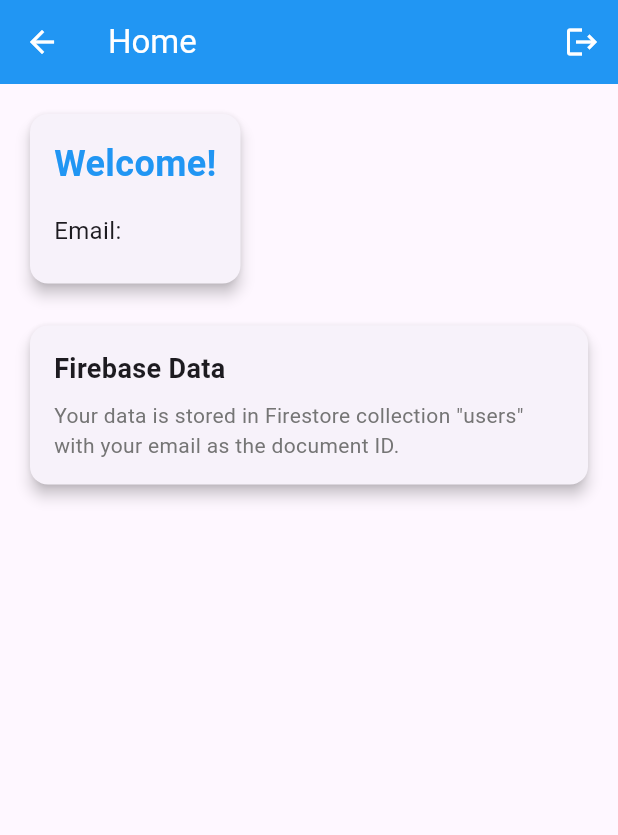
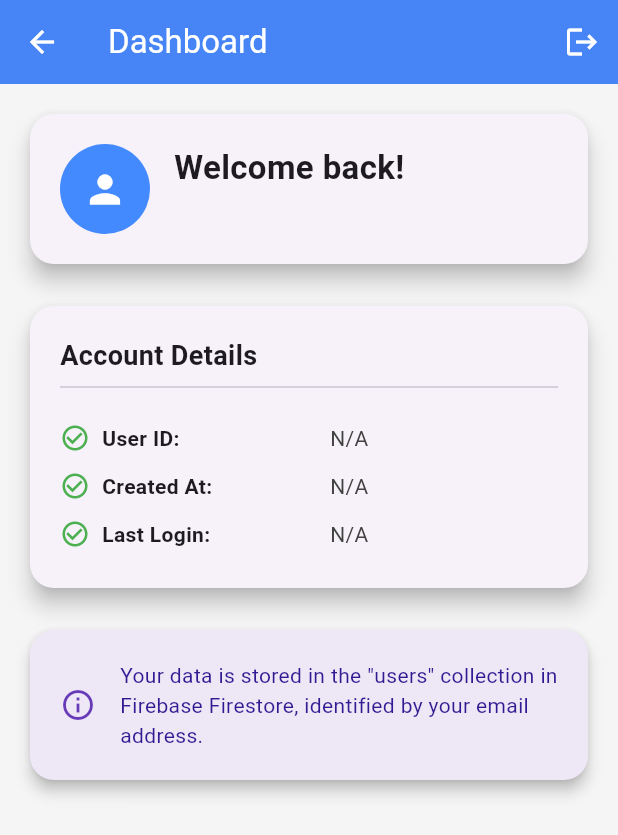
Before and after one commit to NilGunaware/nilesh_gunaware, a Flutter app: the HomePage screen opened by its route, on a phone screen of 412 x 824 dp. Shown: the top 835 px of the screen. Run offline on Flutter 3.47's test engine with Material 3 defaults, Android fonts, the phone set to English and light mode, and no system bars; our stand-ins replace cloud_firestore, firebase_auth, firebase_core, get; accounts and stored records are empty.

Commit message:
modify home page

```diff
--- a/lib/views/home_page.dart
+++ b/lib/views/home_page.dart
@@ -8,91 +8,65 @@ class HomePage extends StatelessWidget {
   @override
   Widget build(BuildContext context) {
     return Scaffold(
+      backgroundColor: Colors.grey[100],
       appBar: AppBar(
-        title: Text('Home'),
-        backgroundColor: Colors.blue,
+        title: const Text('Dashboard'),
+        backgroundColor: Colors.blueAccent,
         foregroundColor: Colors.white,
+        elevation: 4,
         actions: [
           IconButton(
-            icon: Icon(Icons.logout),
+            icon: const Icon(Icons.logout),
             onPressed: vm.logout,
             tooltip: 'Logout',
           )
         ],
       ),
-      body: Padding(
-        padding: const EdgeInsets.all(16.0),
+      body: Obx(() {
+        return SingleChildScrollView(
+          padding: const EdgeInsets.all(16),
           child: Column(
-          crossAxisAlignment: CrossAxisAlignment.start,
             children: [
-            Card(
-              elevation: 4,
+              _buildWelcomeCard(),
+              const SizedBox(height: 20),
+              _buildInfoCard(),
+              const SizedBox(height: 20),
+              _buildFirestoreHintCard(),
+            ],
+          ),
+        );
+      }),
+    );
+  }
+
+  Widget _buildWelcomeCard() {
+    return Card(
+      elevation: 6,
+      shape: RoundedRectangleBorder(borderRadius: BorderRadius.circular(16)),
       child: Padding(
-                padding: const EdgeInsets.all(16.0),
+        padding: const EdgeInsets.all(20),
+        child: Row(
+          children: [
+            const CircleAvatar(
+              radius: 30,
+              backgroundColor: Colors.blueAccent,
+              child: Icon(Icons.person, size: 30, color: Colors.white),
+            ),
+            const SizedBox(width: 16),
+            Expanded(
               child: Column(
                 crossAxisAlignment: CrossAxisAlignment.start,
                 children: [
                   Text(
-                      'Welcome!',
-                      style: TextStyle(
-                        fontSize: 24,
-                        fontWeight: FontWeight.bold,
-                        color: Colors.blue,
+                    'Welcome back!',
+                    style: TextStyle(fontSize: 22, fontWeight: FontWeight.bold),
                   ),
-                    ),
-                    SizedBox(height: 16),
-                    Obx(() => Column(
-                      crossAxisAlignment: CrossAxisAlignment.start,
-                      children: [
+                  const SizedBox(height: 6),
                   Text(
-                          'Email: ${vm.userEmail ?? "Loading..."}',
-                          style: TextStyle(fontSize: 16),
-                        ),
-                        SizedBox(height: 8),
-                        if (vm.userData.isNotEmpty) ...[
-                          Text(
-                            'User ID: ${vm.userData['uid'] ?? "N/A"}',
-                            style: TextStyle(fontSize: 16),
-                          ),
-                          SizedBox(height: 8),
-                          Text(
-                            'Created: ${vm.userData['createdAt'] != null ? DateTime.parse(vm.userData['createdAt']).toString().substring(0, 19) : "N/A"}',
-                            style: TextStyle(fontSize: 16),
-                          ),
-                          SizedBox(height: 8),
-                          Text(
-                            'Last Login: ${vm.userData['lastLogin'] != null ? DateTime.parse(vm.userData['lastLogin']).toString().substring(0, 19) : "N/A"}',
-                            style: TextStyle(fontSize: 16),
+                    vm.userEmail ?? "Loading...",
+                    style: TextStyle(fontSize: 16, color: Colors.grey[700]),
                   ),
                 ],
-                      ],
-                    )),
-                  ],
-                ),
-              ),
-            ),
-            SizedBox(height: 20),
-            Card(
-              elevation: 4,
-              child: Padding(
-                padding: const EdgeInsets.all(16.0),
-                child: Column(
-                  crossAxisAlignment: CrossAxisAlignment.start,
-                  children: [
-                    Text(
-                      'Firebase Data',
-                      style: TextStyle(
-                        fontSize: 18,
-                        fontWeight: FontWeight.bold,
-                      ),
-                    ),
-                    SizedBox(height: 8),
-                    Text(
-                      'Your data is stored in Firestore collection "users" with your email as the document ID.',
-                      style: TextStyle(fontSize: 14, color: Colors.grey[600]),
-                    ),
-                  ],
-                ),
               ),
             ),
           ],
@@ -100,4 +74,77 @@ class HomePage extends StatelessWidget {
       ),
     );
   }
+
+  Widget _buildInfoCard() {
+    final userData = vm.userData;
+    return Card(
+      elevation: 6,
+      shape: RoundedRectangleBorder(borderRadius: BorderRadius.circular(16)),
+      child: Padding(
+        padding: const EdgeInsets.all(20),
+        child: Column(
+          crossAxisAlignment: CrossAxisAlignment.start,
+          children: [
+            const Text(
+              'Account Details',
+              style: TextStyle(fontSize: 18, fontWeight: FontWeight.bold),
+            ),
+            const Divider(),
+            const SizedBox(height: 10),
+            _buildInfoRow('User ID', userData['uid'] ?? "N/A"),
+            _buildInfoRow('Created At', _formatDate(userData['createdAt'])),
+            _buildInfoRow('Last Login', _formatDate(userData['lastLogin'])),
+          ],
+        ),
+      ),
+    );
   }
+
+  Widget _buildInfoRow(String title, String value) {
+    return Padding(
+      padding: const EdgeInsets.symmetric(vertical: 6),
+      child: Row(
+        children: [
+          Icon(Icons.check_circle_outline, color: Colors.green, size: 20),
+          const SizedBox(width: 8),
+          Expanded(child: Text('$title: ', style: TextStyle(fontWeight: FontWeight.w600))),
+          Expanded(
+            child: Text(value, style: TextStyle(color: Colors.grey[800])),
+          ),
+        ],
+      ),
+    );
+  }
+
+  Widget _buildFirestoreHintCard() {
+    return Card(
+      color: Colors.deepPurple[50],
+      elevation: 4,
+      shape: RoundedRectangleBorder(borderRadius: BorderRadius.circular(16)),
+      child: Padding(
+        padding: const EdgeInsets.all(20),
+        child: Row(
+          children: [
+            const Icon(Icons.info_outline, color: Colors.deepPurple),
+            const SizedBox(width: 16),
+            Expanded(
+              child: Text(
+                'Your data is stored in the "users" collection in Firebase Firestore, identified by your email address.',
+                style: TextStyle(fontSize: 14, color: Colors.deepPurple[900]),
+              ),
+            ),
+          ],
+        ),
+      ),
+    );
+  }
+
+  String _formatDate(dynamic timestamp) {
+    if (timestamp == null) return "N/A";
+    try {
+      return DateTime.parse(timestamp).toString().substring(0, 19);
+    } catch (e) {
+      return "Invalid date";
+    }
+  }
+}
```
Lines whose indentation alone changed are shown as unchanged.
